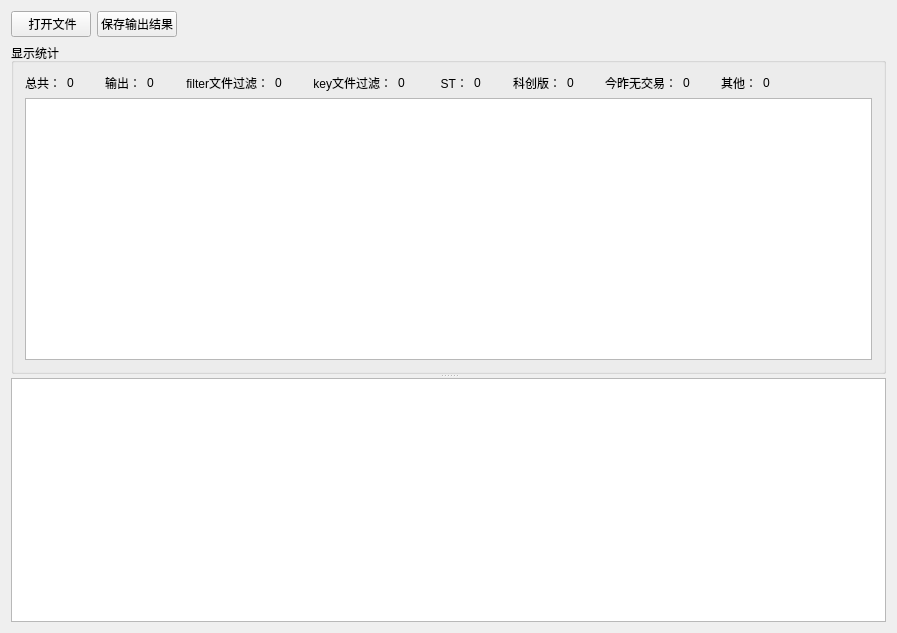
The window that BaGuaStock/BaGuaStock.ui (weiduolee/BaGuaStock) describes before a commit, drawn with Qt 5.
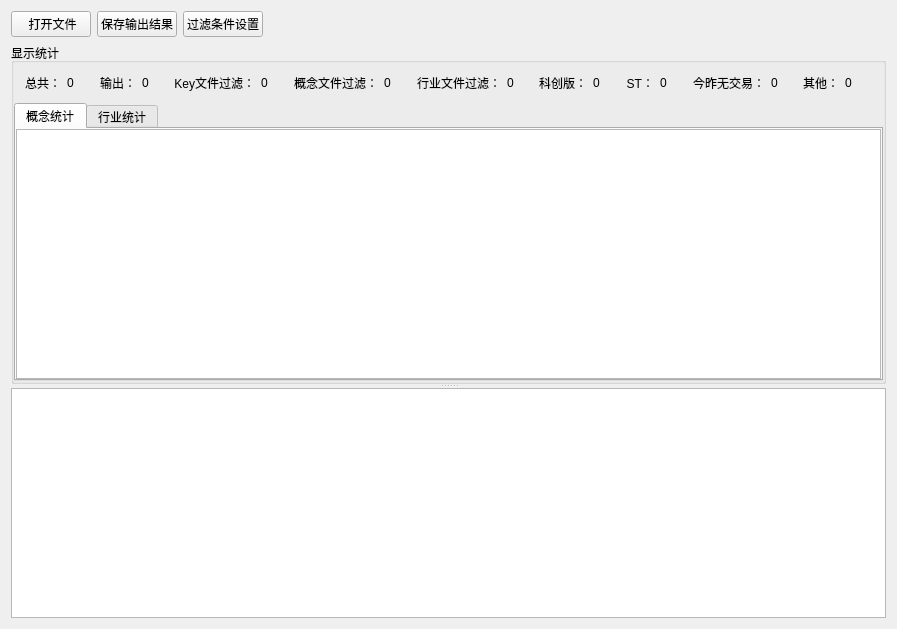
The same window after the commit.

What changed in the file:
```diff
--- a/BaGuaStock/BaGuaStock.ui
+++ b/BaGuaStock/BaGuaStock.ui
@@ -7,7 +7,7 @@
     <x>0</x>
     <y>0</y>
     <width>897</width>
-    <height>633</height>
+    <height>629</height>
    </rect>
   </property>
   <property name="windowTitle">
@@ -15,37 +15,6 @@
   </property>
   <widget class="QWidget" name="centralWidget">
    <layout class="QGridLayout" name="gridLayout_2">
-    <item row="0" column="0">
-     <layout class="QHBoxLayout" name="horizontalLayout">
-      <item>
-       <widget class="QPushButton" name="pushButtonOpen">
-        <property name="text">
-         <string> 打开文件</string>
-        </property>
-       </widget>
-      </item>
-      <item>
-       <widget class="QPushButton" name="pushButtonSave">
-        <property name="text">
-         <string>保存输出结果</string>
-        </property>
-       </widget>
-      </item>
-      <item>
-       <spacer name="horizontalSpacer">
-        <property name="orientation">
-         <enum>Qt::Horizontal</enum>
-        </property>
-        <property name="sizeHint" stdset="0">
-         <size>
-          <width>40</width>
-          <height>20</height>
-         </size>
-        </property>
-       </spacer>
-      </item>
-     </layout>
-    </item>
     <item row="1" column="0">
      <widget class="QSplitter" name="splitter">
       <property name="orientation">
@@ -67,8 +36,80 @@
        <property name="title">
         <string>显示统计</string>
        </property>
+       <layout class="QGridLayout" name="gridLayout_3">
+        <property name="leftMargin">
+         <number>0</number>
+        </property>
+        <property name="topMargin">
+         <number>0</number>
+        </property>
+        <property name="rightMargin">
+         <number>0</number>
+        </property>
+        <property name="bottomMargin">
+         <number>0</number>
+        </property>
+        <property name="spacing">
+         <number>0</number>
+        </property>
+        <item row="1" column="0">
+         <widget class="QTabWidget" name="tabWidget">
+          <property name="currentIndex">
+           <number>0</number>
+          </property>
+          <widget class="QWidget" name="tabConcept">
+           <attribute name="title">
+            <string>概念统计</string>
+           </attribute>
        <layout class="QGridLayout" name="gridLayout">
-        <item row="1" column="0" colspan="18">
+            <property name="leftMargin">
+             <number>0</number>
+            </property>
+            <property name="topMargin">
+             <number>0</number>
+            </property>
+            <property name="rightMargin">
+             <number>0</number>
+            </property>
+            <property name="bottomMargin">
+             <number>0</number>
+            </property>
+            <property name="spacing">
+             <number>0</number>
+            </property>
+            <item row="0" column="0">
+             <widget class="QTableWidget" name="tableWidgetConcept">
+              <property name="editTriggers">
+               <set>QAbstractItemView::NoEditTriggers</set>
+              </property>
+              <property name="sortingEnabled">
+               <bool>true</bool>
+              </property>
+             </widget>
+            </item>
+           </layout>
+          </widget>
+          <widget class="QWidget" name="tabDomain">
+           <attribute name="title">
+            <string>行业统计</string>
+           </attribute>
+           <layout class="QGridLayout" name="gridLayout_4">
+            <property name="leftMargin">
+             <number>0</number>
+            </property>
+            <property name="topMargin">
+             <number>0</number>
+            </property>
+            <property name="rightMargin">
+             <number>0</number>
+            </property>
+            <property name="bottomMargin">
+             <number>0</number>
+            </property>
+            <property name="spacing">
+             <number>0</number>
+            </property>
+            <item row="0" column="0">
          <widget class="QTableWidget" name="tableWidgetDomain">
           <property name="editTriggers">
            <set>QAbstractItemView::NoEditTriggers</set>
@@ -78,79 +119,102 @@
           </property>
          </widget>
         </item>
-        <item row="0" column="15">
-         <widget class="QLabel" name="labelOther">
-          <property name="text">
-           <string>0</string>
-          </property>
-         </widget>
-        </item>
-        <item row="0" column="7">
-         <widget class="QLabel" name="labelKeyFile">
-          <property name="text">
-           <string>0</string>
-          </property>
+           </layout>
+          </widget>
          </widget>
         </item>
-        <item row="0" column="8">
-         <widget class="QLabel" name="label_4">
-          <property name="text">
-           <string>ST：</string>
+        <item row="0" column="0">
+         <widget class="QFrame" name="frame">
+          <property name="frameShape">
+           <enum>QFrame::NoFrame</enum>
           </property>
-          <property name="alignment">
-           <set>Qt::AlignRight|Qt::AlignTrailing|Qt::AlignVCenter</set>
-          </property>
-         </widget>
-        </item>
-        <item row="0" column="6">
-         <widget class="QLabel" name="label_3">
+          <layout class="QHBoxLayout" name="horizontalLayout_2">
+           <item>
+            <widget class="QLabel" name="label">
           <property name="text">
-           <string>key文件过滤：</string>
+              <string>总共：</string>
           </property>
           <property name="alignment">
            <set>Qt::AlignRight|Qt::AlignTrailing|Qt::AlignVCenter</set>
           </property>
          </widget>
         </item>
-        <item row="0" column="1">
+           <item>
          <widget class="QLabel" name="labelTotal">
           <property name="text">
            <string>0</string>
           </property>
          </widget>
         </item>
-        <item row="0" column="11">
-         <widget class="QLabel" name="labelCreation">
+           <item>
+            <widget class="QLabel" name="label_2">
           <property name="text">
-           <string>0</string>
+              <string>输出：</string>
+             </property>
+             <property name="alignment">
+              <set>Qt::AlignRight|Qt::AlignTrailing|Qt::AlignVCenter</set>
           </property>
          </widget>
         </item>
-        <item row="0" column="3">
+           <item>
          <widget class="QLabel" name="labelOutput">
           <property name="text">
            <string>0</string>
           </property>
          </widget>
         </item>
-        <item row="0" column="14">
-         <widget class="QLabel" name="label_6">
+           <item>
+            <widget class="QLabel" name="label_3">
           <property name="text">
-           <string>其他：</string>
+              <string>Key文件过滤：</string>
           </property>
           <property name="alignment">
            <set>Qt::AlignRight|Qt::AlignTrailing|Qt::AlignVCenter</set>
           </property>
          </widget>
         </item>
-        <item row="0" column="13">
-         <widget class="QLabel" name="labelNoBuy">
+           <item>
+            <widget class="QLabel" name="labelKeyFilter">
           <property name="text">
            <string>0</string>
           </property>
          </widget>
         </item>
-        <item row="0" column="10">
+           <item>
+            <widget class="QLabel" name="label_8">
+             <property name="text">
+              <string>概念文件过滤：</string>
+             </property>
+             <property name="alignment">
+              <set>Qt::AlignRight|Qt::AlignTrailing|Qt::AlignVCenter</set>
+             </property>
+            </widget>
+           </item>
+           <item>
+            <widget class="QLabel" name="labelConceptFilter">
+             <property name="text">
+              <string>0</string>
+             </property>
+            </widget>
+           </item>
+           <item>
+            <widget class="QLabel" name="label_9">
+             <property name="text">
+              <string>行业文件过滤：</string>
+             </property>
+             <property name="alignment">
+              <set>Qt::AlignRight|Qt::AlignTrailing|Qt::AlignVCenter</set>
+             </property>
+            </widget>
+           </item>
+           <item>
+            <widget class="QLabel" name="labelDomainFilter">
+             <property name="text">
+              <string>0</string>
+             </property>
+            </widget>
+           </item>
+           <item>
          <widget class="QLabel" name="label_7">
           <property name="text">
            <string>科创版：</string>
@@ -160,14 +224,31 @@
           </property>
          </widget>
         </item>
-        <item row="0" column="9">
-         <widget class="QLabel" name="labelST">
+           <item>
+            <widget class="QLabel" name="labelCreativeFilter">
           <property name="text">
            <string>0</string>
           </property>
          </widget>
         </item>
-        <item row="0" column="12">
+           <item>
+            <widget class="QLabel" name="label_4">
+             <property name="text">
+              <string>ST：</string>
+             </property>
+             <property name="alignment">
+              <set>Qt::AlignRight|Qt::AlignTrailing|Qt::AlignVCenter</set>
+             </property>
+            </widget>
+           </item>
+           <item>
+            <widget class="QLabel" name="labelStFilter">
+             <property name="text">
+              <string>0</string>
+             </property>
+            </widget>
+           </item>
+           <item>
          <widget class="QLabel" name="label_5">
           <property name="text">
            <string>今昨无交易：</string>
@@ -177,46 +258,36 @@
           </property>
          </widget>
         </item>
-        <item row="0" column="2">
-         <widget class="QLabel" name="label_2">
+           <item>
+            <widget class="QLabel" name="labelExchangeFilter">
           <property name="text">
-           <string>输出：</string>
-          </property>
-          <property name="alignment">
-           <set>Qt::AlignRight|Qt::AlignTrailing|Qt::AlignVCenter</set>
-          </property>
-         </widget>
-        </item>
-        <item row="0" column="0">
-         <widget class="QLabel" name="label">
+              <string>0</string>
+             </property>
+            </widget>
+           </item>
+           <item>
+            <widget class="QLabel" name="label_6">
           <property name="text">
-           <string>总共：</string>
+              <string>其他：</string>
           </property>
           <property name="alignment">
            <set>Qt::AlignRight|Qt::AlignTrailing|Qt::AlignVCenter</set>
           </property>
          </widget>
         </item>
-        <item row="0" column="5">
-         <widget class="QLabel" name="labelFilterFile">
+           <item>
+            <widget class="QLabel" name="labelOther">
           <property name="text">
            <string>0</string>
           </property>
          </widget>
         </item>
-        <item row="0" column="4">
-         <widget class="QLabel" name="label_8">
-          <property name="text">
-           <string>filter文件过滤：</string>
-          </property>
-          <property name="alignment">
-           <set>Qt::AlignRight|Qt::AlignTrailing|Qt::AlignVCenter</set>
-          </property>
+          </layout>
          </widget>
         </item>
        </layout>
       </widget>
-      <widget class="QTableWidget" name="tableWidget">
+      <widget class="QTableWidget" name="tableWidgetOutput">
        <property name="editTriggers">
         <set>QAbstractItemView::NoEditTriggers</set>
        </property>
@@ -232,6 +303,44 @@
       </widget>
      </widget>
     </item>
+    <item row="0" column="0">
+     <layout class="QHBoxLayout" name="horizontalLayout">
+      <item>
+       <widget class="QPushButton" name="pushButtonOpen">
+        <property name="text">
+         <string> 打开文件</string>
+        </property>
+       </widget>
+      </item>
+      <item>
+       <widget class="QPushButton" name="pushButtonSave">
+        <property name="text">
+         <string>保存输出结果</string>
+        </property>
+       </widget>
+      </item>
+      <item>
+       <widget class="QPushButton" name="pushButtonFilter">
+        <property name="text">
+         <string>过滤条件设置</string>
+        </property>
+       </widget>
+      </item>
+      <item>
+       <spacer name="horizontalSpacer">
+        <property name="orientation">
+         <enum>Qt::Horizontal</enum>
+        </property>
+        <property name="sizeHint" stdset="0">
+         <size>
+          <width>40</width>
+          <height>20</height>
+         </size>
+        </property>
+       </spacer>
+      </item>
+     </layout>
+    </item>
    </layout>
   </widget>
  </widget>
```
Lines whose indentation alone changed are shown as unchanged.
